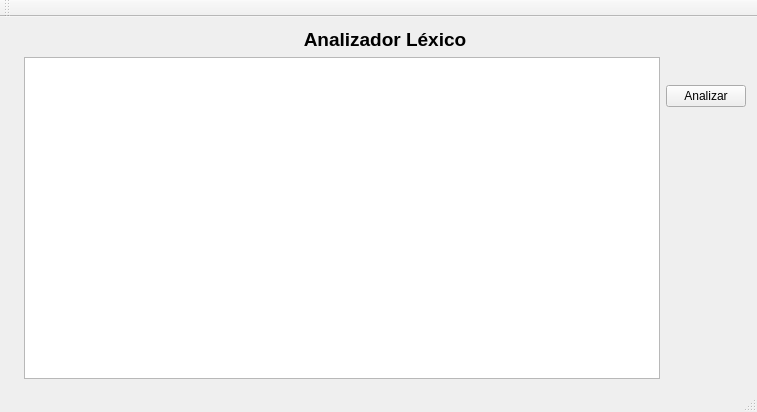
Qt form SyntacticAnalyzer/mainwindow.ui (raaul19/SyntacticAnalyzer) before a commit.
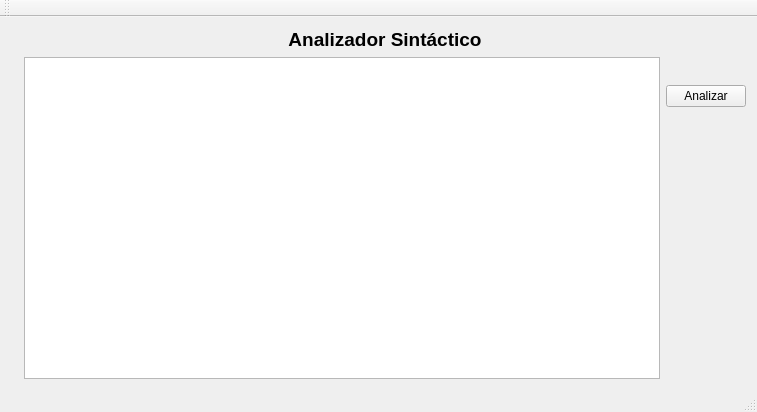
The same form after that commit. Icons and pictures are not drawn.

Commit message: Bug fixes and adding icon to window

The edit to the form file:
```diff
--- a/SyntacticAnalyzer/mainwindow.ui
+++ b/SyntacticAnalyzer/mainwindow.ui
@@ -32,7 +32,7 @@
        </font>
       </property>
       <property name="text">
-       <string>Analizador Léxico</string>
+       <string>Analizador Sintáctico</string>
       </property>
       <property name="alignment">
        <set>Qt::AlignCenter</set>
```
Left out of the diff: 6 changed lines with no effect on the pictures. The commit also changes 7 other files.
